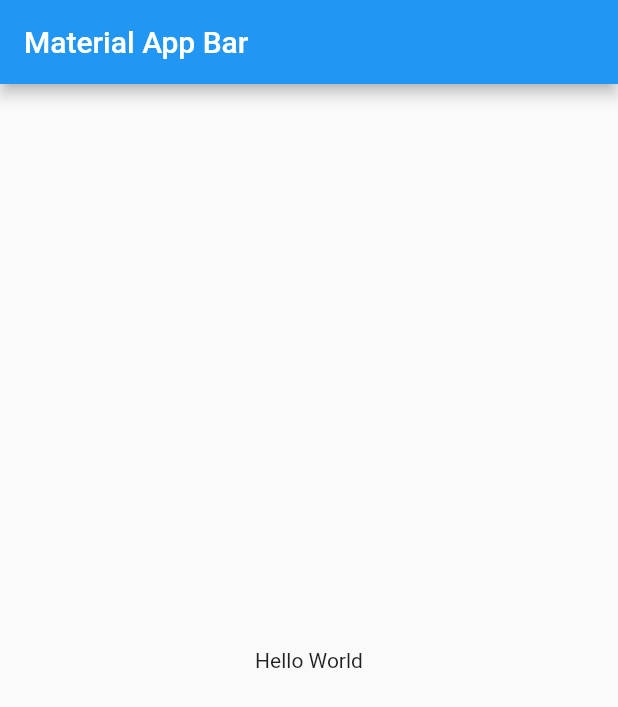
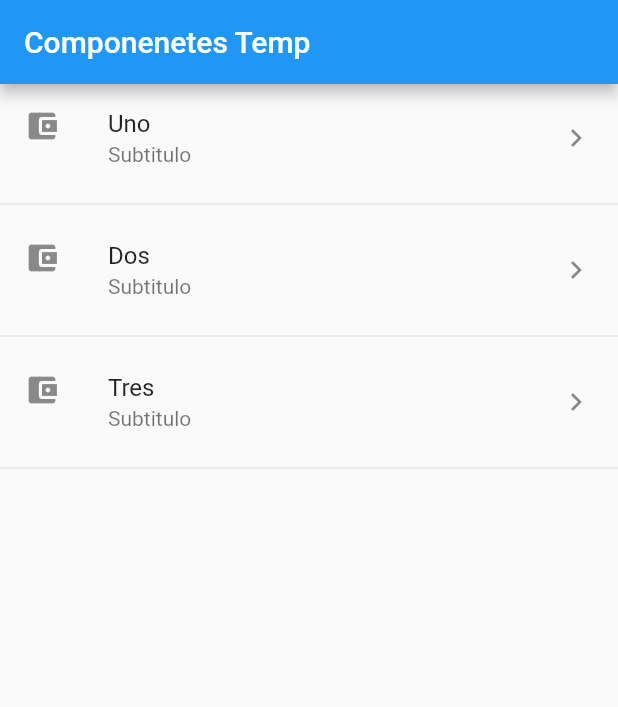
Before and after one commit to andirsun/flutter-components, a Flutter app: the screen it shows after launch, on a phone screen of 412 x 824 dp. Shown: the top 707 px of the screen. Run offline on Flutter 3.47's test engine with Material 2 defaults, Android fonts, the phone set to English and light mode, and no system bars.

Commit message:
List View Implementation

```diff
--- a/lib/main.dart
+++ b/lib/main.dart
@@ -1,4 +1,8 @@
 import 'package:flutter/material.dart';
+
+
+import 'package:componentes/src/pages/home-temp.dart';
+
 
 void main() => runApp(MyApp());
 
@@ -6,18 +10,9 @@ class MyApp extends StatelessWidget {
   @override
   Widget build(BuildContext context) {
     return MaterialApp(
+      title: 'Componentes App',
       debugShowCheckedModeBanner: false,
-      title: 'Material App',
-      home: Scaffold(
-        appBar: AppBar(
-          title: Text('Material App Bar'),
-        ),
-        body: Center(
-          child: Container(
-            child: Text('Hello World'),
-          ),
-        ),
-      ),
+      home:  HomePageTemp() //cambgie el home de la app importando otra pagina
     );
   }
 }
--- a/lib/src/pages/home-temp.dart
+++ b/lib/src/pages/home-temp.dart
@@ -0,0 +1,48 @@
+import 'package:flutter/material.dart';
+class HomePageTemp extends StatelessWidget {
+  final opciones = ["Uno","Dos","Tres"];//debe ser una propiedad final por que estoy dentro de un StatlesWidget
+  @override
+  Widget build(BuildContext context) {
+    return Scaffold(
+      appBar: AppBar(
+        title: Text('Componenetes Temp'),
+      ),
+      body:ListView(
+        children: _crearItems()//retorno una lista de items
+      ),
+    );
+  }
+
+
+  List<Widget> _crearItems(){ //opcion 2 para una funcion que retorne una lista widgets
+    return opciones.map((item){
+      return Column(
+        children: <Widget>[
+          ListTile(
+            title: Text(item),
+            subtitle: Text("Subtitulo"),
+            leading: Icon( Icons.account_balance_wallet),
+            trailing: Icon(Icons.keyboard_arrow_right),
+            onTap: (){},
+          ),
+          Divider()
+        ],
+      );
+    }).toList();//lo vuelvo lista para poder retornarlo y no me de error
+  }
+  /*
+  List<Widget> _crearItems(){ //opcin 1
+
+    List<Widget> lista = new List<Widget>();
+    for (String opt in opciones){
+      final tempWidget = ListTile(
+        title : Text(opt)
+      );
+
+      lista..add(tempWidget) //meto cada widget del listview en la lista
+            ..add(Divider()); //meto el divider
+
+    }
+    return lista;
+  }*/
+}
```
